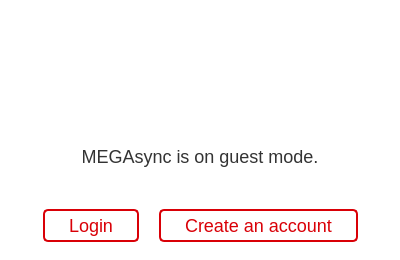
meganz/MEGAsync, file Source/MEGASync/gui/win/GuestWidget.ui: the form before one commit.
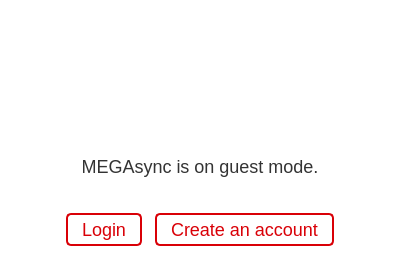
The form after the commit. Icons and pictures are not drawn. Custom widgets are drawn as their Qt base class.

The edit to the form file:
```diff
--- a/Source/MEGASync/gui/win/GuestWidget.ui
+++ b/Source/MEGASync/gui/win/GuestWidget.ui
@@ -10,15 +10,21 @@
     <height>260</height>
    </rect>
   </property>
+  <property name="sizePolicy">
+   <sizepolicy hsizetype="Fixed" vsizetype="Fixed">
+    <horstretch>0</horstretch>
+    <verstretch>0</verstretch>
+   </sizepolicy>
+  </property>
   <property name="minimumSize">
    <size>
-    <width>0</width>
+    <width>400</width>
     <height>260</height>
    </size>
   </property>
   <property name="maximumSize">
    <size>
-    <width>16777215</width>
+    <width>400</width>
     <height>260</height>
    </size>
   </property>
@@ -26,11 +32,7 @@
    <string>Form</string>
   </property>
   <property name="styleSheet">
-   <string notr="true">#GuestWidget
-{
-	background-color: white;
-}
-QWidget
+   <string notr="true">QWidget
 {
 	background-color: white;
 }
@@ -41,7 +43,7 @@
   color: #D90007;
   border-radius: 5px;
   border: 2px solid #D90007;
-  padding: 4px 24px 4px 24px;
+  padding: 4px 14px 4px 14px;
 }
 
 #bLogin:hover, #bCreateAccount:hover
@@ -59,6 +61,39 @@
 
 </string>
   </property>
+  <layout class="QVBoxLayout" name="verticalLayout_2">
+   <property name="spacing">
+    <number>0</number>
+   </property>
+   <property name="leftMargin">
+    <number>0</number>
+   </property>
+   <property name="topMargin">
+    <number>0</number>
+   </property>
+   <property name="rightMargin">
+    <number>0</number>
+   </property>
+   <property name="bottomMargin">
+    <number>0</number>
+   </property>
+   <item>
+    <widget class="QWidget" name="wContainer" native="true">
+     <property name="sizePolicy">
+      <sizepolicy hsizetype="Preferred" vsizetype="Fixed">
+       <horstretch>0</horstretch>
+       <verstretch>0</verstretch>
+      </sizepolicy>
+     </property>
+     <property name="minimumSize">
+      <size>
+       <width>400</width>
+       <height>114</height>
+      </size>
+     </property>
+     <property name="styleSheet">
+      <string notr="true"/>
+     </property>
   <layout class="QVBoxLayout" name="verticalLayout">
    <property name="spacing">
     <number>0</number>
@@ -76,21 +111,6 @@
     <number>0</number>
    </property>
    <item>
-    <widget class="QWidget" name="widget" native="true">
-     <layout class="QHBoxLayout" name="horizontalLayout_3">
-      <property name="leftMargin">
-       <number>0</number>
-      </property>
-      <property name="topMargin">
-       <number>0</number>
-      </property>
-      <property name="rightMargin">
-       <number>0</number>
-      </property>
-      <property name="bottomMargin">
-       <number>0</number>
-      </property>
-      <item>
        <widget class="ActiveTransfer" name="wActiveDownload" native="true">
         <property name="minimumSize">
          <size>
@@ -100,13 +120,13 @@
         </property>
         <property name="maximumSize">
          <size>
-          <width>200</width>
+          <width>400</width>
           <height>60</height>
          </size>
         </property>
-       </widget>
-      </item>
-     </layout>
+        <property name="styleSheet">
+         <string notr="true">background-color: none;</string>
+        </property>
     </widget>
    </item>
    <item>
@@ -137,7 +157,7 @@
        <number>20</number>
       </property>
       <property name="topMargin">
-       <number>0</number>
+          <number>6</number>
       </property>
       <property name="rightMargin">
        <number>15</number>
@@ -210,11 +230,17 @@
      </layout>
     </widget>
    </item>
+     </layout>
+    </widget>
+   </item>
    <item>
     <widget class="QWidget" name="widget_2" native="true">
+     <property name="styleSheet">
+      <string notr="true"/>
+     </property>
      <layout class="QHBoxLayout" name="horizontalLayout_2">
       <property name="topMargin">
-       <number>0</number>
+       <number>32</number>
       </property>
       <property name="bottomMargin">
        <number>0</number>
@@ -231,15 +257,18 @@
    </item>
    <item>
     <widget class="QWidget" name="wButtons" native="true">
+     <property name="styleSheet">
+      <string notr="true"/>
+     </property>
      <layout class="QHBoxLayout" name="horizontalLayout">
       <property name="spacing">
-       <number>20</number>
+       <number>13</number>
       </property>
       <property name="leftMargin">
        <number>0</number>
       </property>
       <property name="topMargin">
-       <number>0</number>
+       <number>13</number>
       </property>
       <property name="rightMargin">
        <number>0</number>
```
Left out of the diff: 7 changed lines with no effect on the pictures. Lines whose indentation alone changed are shown as unchanged.
